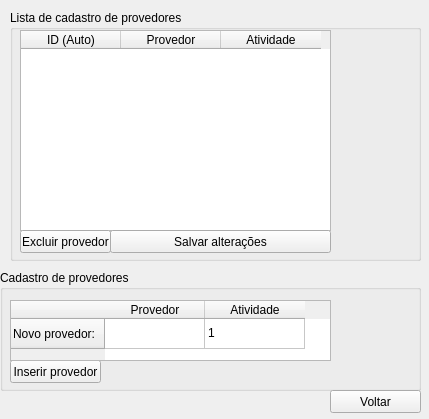
The window that ui/tela_cadastro_provedor.ui (FTACSP/prototype) describes before a commit, drawn with Qt 5.
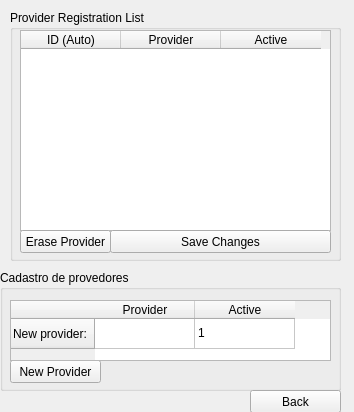
The same window after the commit.

Diff of the .ui file:
```diff
--- a/ui/tela_cadastro_provedor.ui
+++ b/ui/tela_cadastro_provedor.ui
@@ -9,8 +9,8 @@
    <rect>
     <x>0</x>
     <y>0</y>
-    <width>429</width>
-    <height>419</height>
+    <width>354</width>
+    <height>412</height>
    </rect>
   </property>
   <property name="focusPolicy">
@@ -24,12 +24,12 @@
     <rect>
      <x>10</x>
      <y>10</y>
-     <width>411</width>
+     <width>331</width>
      <height>251</height>
     </rect>
    </property>
    <property name="title">
-    <string>Lista de cadastro de provedores</string>
+    <string>Provider Registration List</string>
    </property>
    <widget class="QTableWidget" name="tableWidget">
     <property name="geometry">
@@ -53,12 +53,12 @@
     </column>
     <column>
      <property name="text">
-      <string>Provedor</string>
+      <string>Provider</string>
      </property>
     </column>
     <column>
      <property name="text">
-      <string>Atividade</string>
+      <string>Active</string>
      </property>
     </column>
    </widget>
@@ -72,7 +72,7 @@
      </rect>
     </property>
     <property name="text">
-     <string>Excluir provedor</string>
+     <string>Erase Provider</string>
     </property>
    </widget>
    <widget class="QPushButton" name="pushButton_10">
@@ -85,7 +85,7 @@
      </rect>
     </property>
     <property name="text">
-     <string>Salvar alterações</string>
+     <string>Save Changes</string>
     </property>
    </widget>
   </widget>
@@ -94,7 +94,7 @@
     <rect>
      <x>0</x>
      <y>270</y>
-     <width>421</width>
+     <width>341</width>
      <height>121</height>
     </rect>
    </property>
@@ -111,7 +111,7 @@
      </rect>
     </property>
     <property name="text">
-     <string>Inserir provedor</string>
+     <string>New Provider</string>
     </property>
    </widget>
    <widget class="QTableWidget" name="tableWidget_2">
@@ -131,17 +131,17 @@
     </property>
     <row>
      <property name="text">
-      <string>Novo provedor:</string>
+      <string>New provider:</string>
      </property>
     </row>
     <column>
      <property name="text">
-      <string>Provedor</string>
+      <string>Provider</string>
      </property>
     </column>
     <column>
      <property name="text">
-      <string>Atividade</string>
+      <string>Active</string>
      </property>
     </column>
     <item row="0" column="1">
@@ -154,14 +154,14 @@
   <widget class="QPushButton" name="pushButton_6">
    <property name="geometry">
     <rect>
-     <x>330</x>
+     <x>250</x>
      <y>390</y>
      <width>91</width>
      <height>23</height>
     </rect>
    </property>
    <property name="text">
-    <string>Voltar</string>
+    <string>Back</string>
    </property>
   </widget>
  </widget>
```
Left out of the diff: 2 changed lines with no effect on the pictures.
